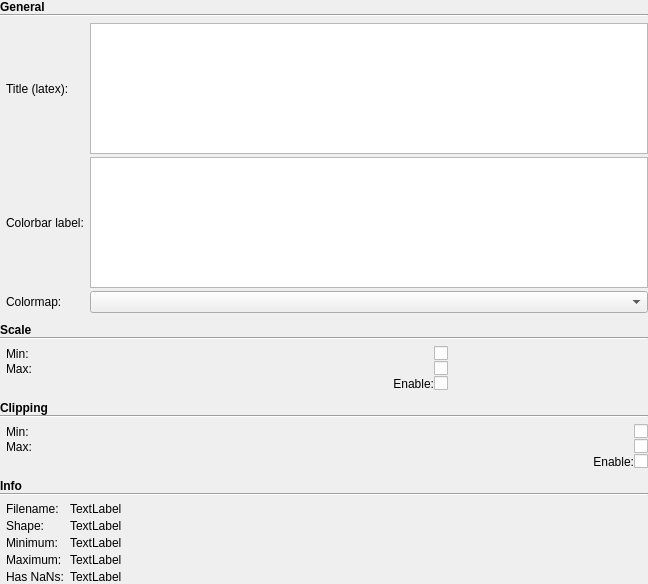
Above: mdt/data/qt_designs/maps_visualizer/MapSpecificOptions.ui from robbert-harms/MDT before the change. Below: the same form after it.
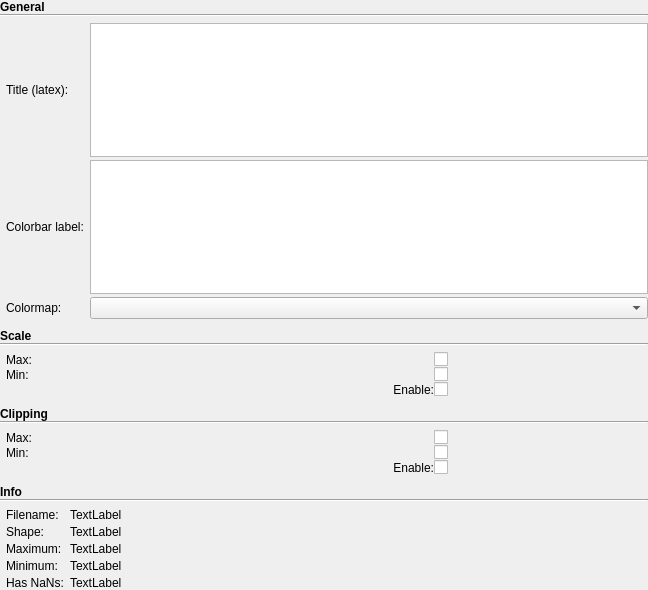
That is the form after the change. Custom widgets are drawn as their Qt base class.

Commit message: Small update to the scientific scrollers in the gui. Interchanged the position of max and min in the gui.

Patch:
```diff
--- a/mdt/data/qt_designs/maps_visualizer/MapSpecificOptions.ui
+++ b/mdt/data/qt_designs/maps_visualizer/MapSpecificOptions.ui
@@ -7,7 +7,7 @@
     <x>0</x>
     <y>0</y>
     <width>648</width>
-    <height>584</height>
+    <height>590</height>
    </rect>
   </property>
   <property name="windowTitle">
@@ -114,31 +114,31 @@
            <item row="0" column="0">
             <widget class="QLabel" name="label">
              <property name="text">
-              <string>Min:</string>
-             </property>
-            </widget>
-           </item>
-           <item row="1" column="2">
-            <widget class="QCheckBox" name="use_data_scale_max">
-             <property name="text">
-              <string/>
-             </property>
-            </widget>
-           </item>
-           <item row="1" column="0">
-            <widget class="QLabel" name="label_5">
-             <property name="text">
               <string>Max:</string>
              </property>
             </widget>
            </item>
-           <item row="0" column="2">
+           <item row="1" column="2">
             <widget class="QCheckBox" name="use_data_scale_min">
              <property name="text">
               <string/>
              </property>
             </widget>
            </item>
+           <item row="1" column="0">
+            <widget class="QLabel" name="label_5">
+             <property name="text">
+              <string>Min:</string>
+             </property>
+            </widget>
+           </item>
+           <item row="0" column="2">
+            <widget class="QCheckBox" name="use_data_scale_max">
+             <property name="text">
+              <string/>
+             </property>
+            </widget>
+           </item>
            <item row="2" column="1">
             <widget class="QLabel" name="label_4">
              <property name="text">
@@ -157,11 +157,11 @@
             </widget>
            </item>
            <item row="0" column="1">
-            <widget class="ScientificNumberScroller" name="data_scale_min" native="true"/>
-           </item>
-           <item row="1" column="1">
             <widget class="ScientificNumberScroller" name="data_scale_max" native="true"/>
            </item>
+           <item row="1" column="1">
+            <widget class="ScientificNumberScroller" name="data_scale_min" native="true"/>
+           </item>
           </layout>
          </item>
         </layout>
@@ -371,7 +371,7 @@
            </property>
           </widget>
          </item>
-         <item row="2" column="0">
+         <item row="3" column="0">
           <widget class="QLabel" name="label_11">
            <property name="text">
             <string>Minimum:</string>
@@ -385,27 +385,13 @@
            </property>
           </widget>
          </item>
-         <item row="3" column="0">
-          <widget class="QLabel" name="label_26">
-           <property name="text">
-            <string>Maximum:</string>
-           </property>
-          </widget>
-         </item>
-         <item row="2" column="1">
+         <item row="3" column="1">
           <widget class="QLabel" name="info_minimum">
            <property name="text">
             <string>TextLabel</string>
            </property>
           </widget>
          </item>
-         <item row="3" column="1">
-          <widget class="QLabel" name="info_maximum">
-           <property name="text">
-            <string>TextLabel</string>
-           </property>
-          </widget>
-         </item>
          <item row="1" column="0">
           <widget class="QLabel" name="label_6">
            <property name="text">
@@ -420,20 +406,34 @@
            </property>
           </widget>
          </item>
-         <item row="4" column="0">
+         <item row="5" column="0">
           <widget class="QLabel" name="label_27">
            <property name="text">
             <string>Has NaNs:</string>
            </property>
           </widget>
          </item>
-         <item row="4" column="1">
+         <item row="5" column="1">
           <widget class="QLabel" name="info_has_nan">
            <property name="text">
             <string>TextLabel</string>
            </property>
           </widget>
          </item>
+         <item row="2" column="0">
+          <widget class="QLabel" name="label_26">
+           <property name="text">
+            <string>Maximum:</string>
+           </property>
+          </widget>
+         </item>
+         <item row="2" column="1">
+          <widget class="QLabel" name="info_maximum">
+           <property name="text">
+            <string>TextLabel</string>
+           </property>
+          </widget>
+         </item>
         </layout>
        </widget>
       </item>
@@ -512,17 +512,20 @@
           <number>3</number>
          </property>
          <item row="0" column="0">
-          <layout class="QGridLayout" name="gridLayout_9" columnstretch="0,1,0">
+          <layout class="QGridLayout" name="gridLayout_9" columnstretch="0,0,0">
            <property name="topMargin">
             <number>0</number>
            </property>
            <property name="bottomMargin">
             <number>0</number>
            </property>
+           <item row="1" column="1">
+            <widget class="ScientificNumberScroller" name="data_clipping_min" native="true"/>
+           </item>
            <item row="0" column="0">
             <widget class="QLabel" name="label_7">
              <property name="text">
-              <string>Min:</string>
+              <string>Max:</string>
              </property>
             </widget>
            </item>
@@ -534,42 +537,39 @@
             </widget>
            </item>
            <item row="0" column="2">
-            <widget class="QCheckBox" name="use_data_clipping_min">
-             <property name="text">
-              <string/>
-             </property>
-            </widget>
-           </item>
-           <item row="2" column="1">
-            <widget class="QLabel" name="label_2">
-             <property name="text">
-              <string>Enable:</string>
-             </property>
-             <property name="alignment">
-              <set>Qt::AlignRight|Qt::AlignTrailing|Qt::AlignVCenter</set>
-             </property>
-            </widget>
-           </item>
-           <item row="1" column="2">
             <widget class="QCheckBox" name="use_data_clipping_max">
              <property name="text">
               <string/>
              </property>
             </widget>
            </item>
-           <item row="1" column="0">
-            <widget class="QLabel" name="label_8">
+           <item row="2" column="1">
+            <widget class="QLabel" name="label_2">
              <property name="text">
-              <string>Max:</string>
+              <string>Enable:</string>
+             </property>
+             <property name="alignment">
+              <set>Qt::AlignRight|Qt::AlignTrailing|Qt::AlignVCenter</set>
+             </property>
+            </widget>
+           </item>
+           <item row="1" column="2">
+            <widget class="QCheckBox" name="use_data_clipping_min">
+             <property name="text">
+              <string/>
              </property>
             </widget>
            </item>
            <item row="0" column="1">
-            <widget class="ScientificNumberScroller" name="data_clipping_min" native="true"/>
-           </item>
-           <item row="1" column="1">
             <widget class="ScientificNumberScroller" name="data_clipping_max" native="true"/>
            </item>
+           <item row="1" column="0">
+            <widget class="QLabel" name="label_8">
+             <property name="text">
+              <string>Min:</string>
+             </property>
+            </widget>
+           </item>
           </layout>
          </item>
         </layout>
```
Left out of the diff: 63 changed lines with no effect on the pictures. The commit also changes 3 other files.
